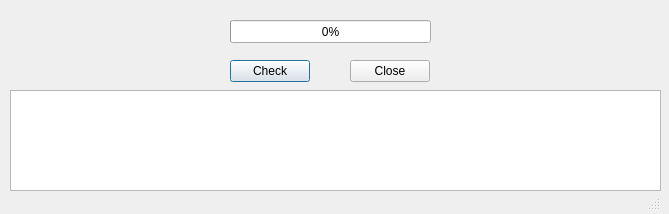
Before: the Qt Designer form updatescriptsdialog.ui in adgellida/ubunsys, drawn with Qt 5.
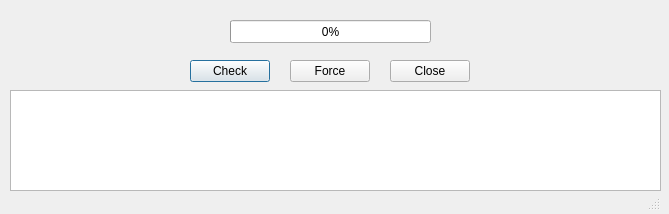
After: the same form once the commit is applied.

Patch:
```diff
--- a/updatescriptsdialog.ui
+++ b/updatescriptsdialog.ui
@@ -29,7 +29,7 @@
   <widget class="QPushButton" name="checkButton">
    <property name="geometry">
     <rect>
-     <x>230</x>
+     <x>190</x>
      <y>60</y>
      <width>80</width>
      <height>22</height>
@@ -65,7 +65,7 @@
   <widget class="QPushButton" name="closeUpdateDialogButton">
    <property name="geometry">
     <rect>
-     <x>350</x>
+     <x>390</x>
      <y>60</y>
      <width>80</width>
      <height>22</height>
@@ -75,6 +75,19 @@
     <string>Close</string>
    </property>
   </widget>
+  <widget class="QPushButton" name="forceButton">
+   <property name="geometry">
+    <rect>
+     <x>290</x>
+     <y>60</y>
+     <width>80</width>
+     <height>22</height>
+    </rect>
+   </property>
+   <property name="text">
+    <string>Force</string>
+   </property>
+  </widget>
  </widget>
  <resources/>
  <connections/>
```
